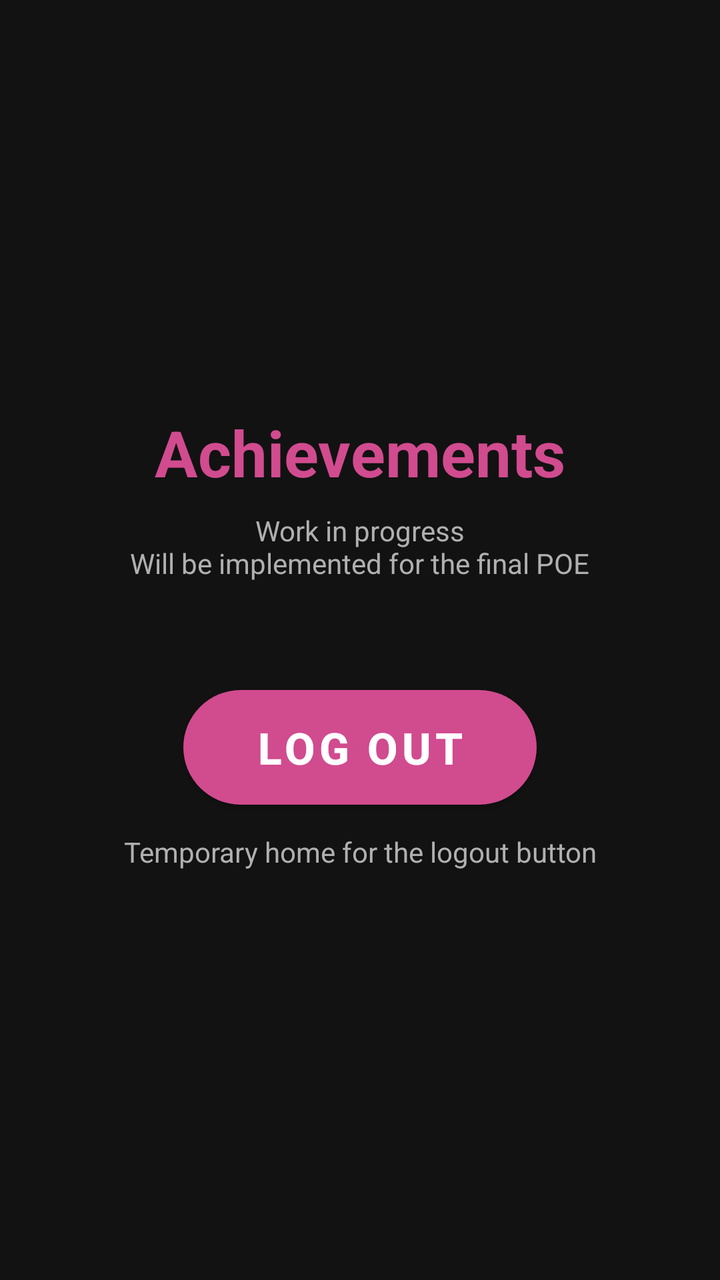
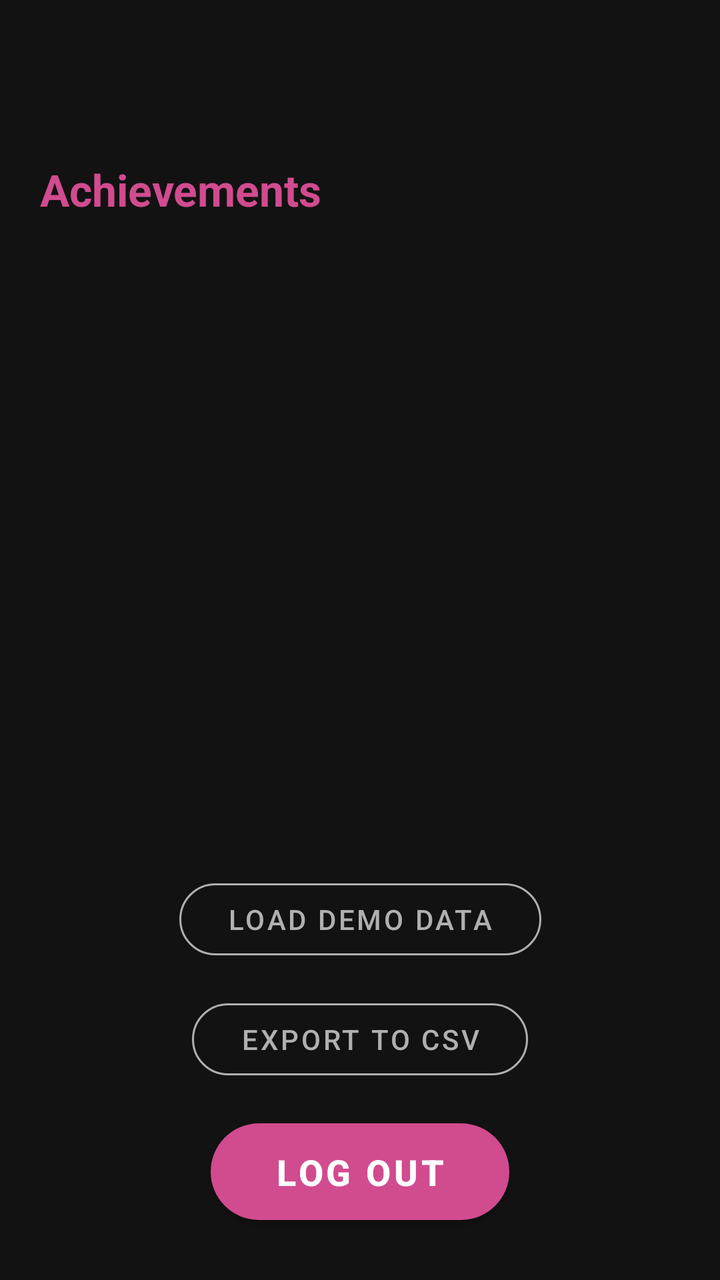

An Android layout rendered at two revisions. The XML below is the earlier revision; the diff shows what the commit changed to produce the second picture.
<!-- AndroidManifest.xml: application theme Theme.Tamatoa -->
<!-- res/layout/fragment_achievements.xml -->
<?xml version="1.0" encoding="utf-8"?>
<androidx.constraintlayout.widget.ConstraintLayout
    xmlns:android="http://schemas.android.com/apk/res/android"
    xmlns:app="http://schemas.android.com/apk/res-auto"
    android:layout_width="match_parent"
    android:layout_height="match_parent"
    android:background="@color/bg_app">

    <LinearLayout
        android:layout_width="wrap_content"
        android:layout_height="wrap_content"
        android:orientation="vertical"
        android:gravity="center"
        app:layout_constraintTop_toTopOf="parent"
        app:layout_constraintBottom_toBottomOf="parent"
        app:layout_constraintStart_toStartOf="parent"
        app:layout_constraintEnd_toEndOf="parent">

        <TextView
            android:layout_width="wrap_content"
            android:layout_height="wrap_content"
            android:text="Achievements"
            android:textColor="@color/accent_achievements"
            android:textSize="32sp"
            android:textStyle="bold"/>

        <TextView
            android:layout_width="wrap_content"
            android:layout_height="wrap_content"
            android:text="Work in progress\nWill be implemented for the final POE"
            android:textColor="@color/text_secondary"
            android:textSize="14sp"
            android:layout_marginTop="8dp"
            android:layout_marginHorizontal="32dp"
            android:gravity="center"/>

        <com.google.android.material.button.MaterialButton
            android:id="@+id/logoutButton"
            android:layout_width="wrap_content"
            android:layout_height="wrap_content"
            android:text="Log out"
            android:textSize="22sp"
            android:textStyle="bold"
            android:textColor="@color/text_primary"
            android:paddingHorizontal="36dp"
            android:paddingVertical="14dp"
            android:layout_marginTop="48dp"
            app:backgroundTint="@color/accent_achievements"
            app:cornerRadius="32dp"/>

        <TextView
            android:layout_width="wrap_content"
            android:layout_height="wrap_content"
            android:text="Temporary home for the logout button"
            android:textColor="@color/text_secondary"
            android:textSize="14sp"
            android:layout_marginTop="8dp"
            android:layout_marginHorizontal="32dp"
            android:gravity="center"/>
    </LinearLayout>

</androidx.constraintlayout.widget.ConstraintLayout>
<!-- resources referenced by this layout -->
<resources>
  <color name="accent_achievements">#D14B8F</color>
  <color name="bg_app">#121212</color>
  <color name="text_primary">#FFFFFF</color>
  <color name="text_secondary">#B0B0B0</color>
  <style name="Theme.Tamatoa" parent="Theme.MaterialComponents.DayNight.NoActionBar">
          <item name="colorPrimary">@color/accent_dashboard</item>
          <item name="colorOnPrimary">@color/text_primary</item>
          <item name="android:statusBarColor">@color/bg_app</item>
          <item name="android:windowBackground">@color/bg_app</item>
          <item name="android:windowLightStatusBar">false</item>
      </style>
  <color name="accent_dashboard">#F2A03D</color>
</resources>

<!-- the commit's change to res/layout/fragment_achievements.xml (unified diff, before → after) -->
@@ -7,56 +7,86 @@
     android:background="@color/bg_app">
 
     <LinearLayout
+        android:id="@+id/header"
+        android:layout_width="match_parent"
+        android:layout_height="wrap_content"
+        android:orientation="horizontal"
+        android:gravity="center_vertical"
+        android:paddingTop="80dp"
+        android:paddingBottom="50dp"
+        android:paddingLeft="20dp"
+        android:paddingRight="20dp"
+        app:layout_constraintTop_toTopOf="parent">
+
+        <TextView
+            android:layout_width="0dp"
+            android:layout_height="wrap_content"
+            android:layout_weight="1"
+            android:text="Achievements"
+            android:textColor="@color/accent_achievements"
+            android:textSize="22sp"
+            android:textStyle="bold"/>
+    </LinearLayout>
+
+    <androidx.recyclerview.widget.RecyclerView
+        android:id="@+id/badgesGrid"
+        android:layout_width="match_parent"
+        android:layout_height="0dp"
+        android:layout_marginHorizontal="10dp"
+        android:clipToPadding="false"
+        app:layout_constraintTop_toBottomOf="@id/header"
+        app:layout_constraintBottom_toTopOf="@id/loadDemoButton"/>
+
+    
+    <com.google.android.material.button.MaterialButton
+        android:id="@+id/exportButton"
+        style="@style/Widget.MaterialComponents.Button.OutlinedButton"
         android:layout_width="wrap_content"
         android:layout_height="wrap_content"
-        android:orientation="vertical"
-        android:gravity="center"
-        app:layout_constraintTop_toTopOf="parent"
+        android:text="Export to CSV"
+        android:textSize="14sp"
+        android:textColor="@color/text_secondary"
+        android:paddingHorizontal="24dp"
+        android:layout_marginBottom="12dp"
+        app:strokeColor="@color/text_secondary"
+        app:cornerRadius="28dp"
+        app:layout_constraintBottom_toTopOf="@id/logoutButton"
+        app:layout_constraintStart_toStartOf="parent"
+        app:layout_constraintEnd_toEndOf="parent"/>
+
+    
+    <com.google.android.material.button.MaterialButton
+        android:id="@+id/loadDemoButton"
+        style="@style/Widget.MaterialComponents.Button.OutlinedButton"
+        android:layout_width="wrap_content"
+        android:layout_height="wrap_content"
+        android:text="Load demo data"
+        android:textSize="14sp"
+        android:textColor="@color/text_secondary"
+        android:paddingHorizontal="24dp"
+        android:layout_marginBottom="12dp"
+        app:strokeColor="@color/text_secondary"
+        app:cornerRadius="28dp"
+        app:layout_constraintBottom_toTopOf="@id/exportButton"
+        app:layout_constraintStart_toStartOf="parent"
+        app:layout_constraintEnd_toEndOf="parent"/>
+
+    
+    <com.google.android.material.button.MaterialButton
+        android:id="@+id/logoutButton"
+        android:layout_width="wrap_content"
+        android:layout_height="wrap_content"
+        android:text="Log out"
+        android:textSize="18sp"
+        android:textStyle="bold"
+        android:textColor="@color/text_primary"
+        android:paddingHorizontal="32dp"
+        android:paddingVertical="12dp"
+        android:layout_marginBottom="24dp"
+        app:backgroundTint="@color/accent_achievements"
+        app:cornerRadius="28dp"
         app:layout_constraintBottom_toBottomOf="parent"
         app:layout_constraintStart_toStartOf="parent"
-        app:layout_constraintEnd_toEndOf="parent">
-
-        <TextView
-            android:layout_width="wrap_content"
-            android:layout_height="wrap_content"
-            android:text="Achievements"
-            android:textColor="@color/accent_achievements"
-            android:textSize="32sp"
-            android:textStyle="bold"/>
-
-        <TextView
-            android:layout_width="wrap_content"
-            android:layout_height="wrap_content"
-            android:text="Work in progress\nWill be implemented for the final POE"
-            android:textColor="@color/text_secondary"
-            android:textSize="14sp"
-            android:layout_marginTop="8dp"
-            android:layout_marginHorizontal="32dp"
-            android:gravity="center"/>
-
-        <com.google.android.material.button.MaterialButton
-            android:id="@+id/logoutButton"
-            android:layout_width="wrap_content"
-            android:layout_height="wrap_content"
-            android:text="Log out"
-            android:textSize="22sp"
-            android:textStyle="bold"
-            android:textColor="@color/text_primary"
-            android:paddingHorizontal="36dp"
-            android:paddingVertical="14dp"
-            android:layout_marginTop="48dp"
-            app:backgroundTint="@color/accent_achievements"
-            app:cornerRadius="32dp"/>
-
-        <TextView
-            android:layout_width="wrap_content"
-            android:layout_height="wrap_content"
-            android:text="Temporary home for the logout button"
-            android:textColor="@color/text_secondary"
-            android:textSize="14sp"
-            android:layout_marginTop="8dp"
-            android:layout_marginHorizontal="32dp"
-            android:gravity="center"/>
-    </LinearLayout>
+        app:layout_constraintEnd_toEndOf="parent"/>
 
 </androidx.constraintlayout.widget.ConstraintLayout>
